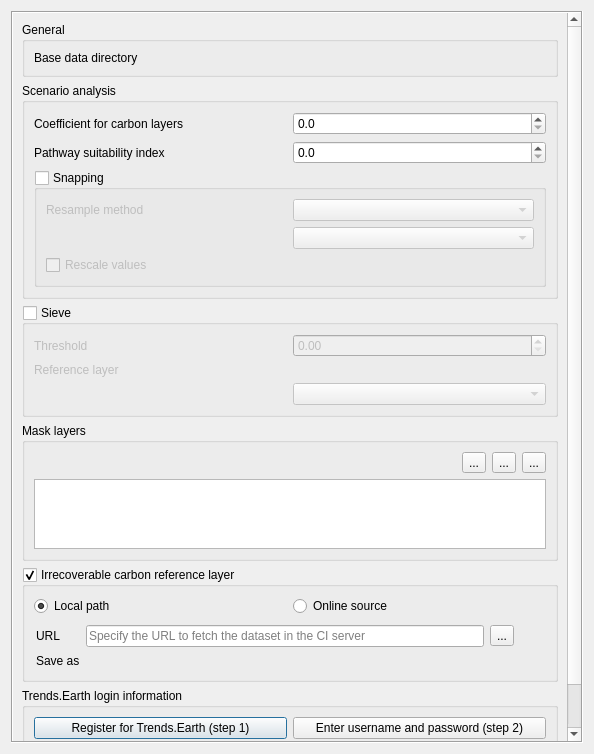
ConservationInternational/cplus-plugin, file src/cplus_plugin/ui/cplus_settings.ui: the form before one commit.
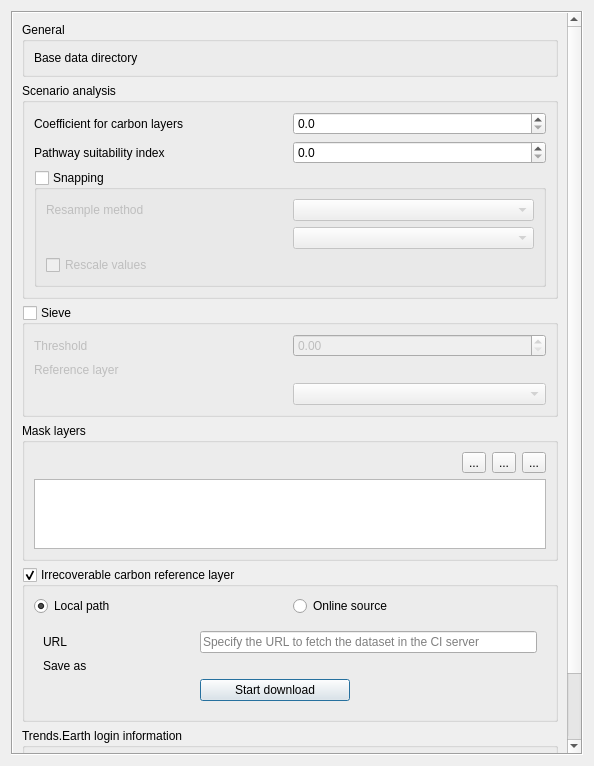
The form after the commit. Custom widgets are drawn as their Qt base class.

Commit message: Initial implementation of IrrecoverableCarbonDownloadTask.

```diff
--- a/src/cplus_plugin/ui/cplus_settings.ui
+++ b/src/cplus_plugin/ui/cplus_settings.ui
@@ -10,7 +10,7 @@
     <x>0</x>
     <y>0</y>
     <width>594</width>
-    <height>754</height>
+    <height>766</height>
    </rect>
   </property>
   <property name="minimumSize">
@@ -36,8 +36,8 @@
        <rect>
         <x>0</x>
         <y>0</y>
-        <width>572</width>
-        <height>732</height>
+        <width>555</width>
+        <height>768</height>
        </rect>
       </property>
       <layout class="QVBoxLayout" name="verticalLayout_5">
@@ -379,28 +379,6 @@
             </widget>
             <widget class="QWidget" name="pg_online_source">
              <layout class="QGridLayout" name="gridLayout_5">
-              <property name="leftMargin">
-               <number>2</number>
-              </property>
-              <property name="topMargin">
-               <number>2</number>
-              </property>
-              <property name="rightMargin">
-               <number>2</number>
-              </property>
-              <property name="bottomMargin">
-               <number>2</number>
-              </property>
-              <item row="1" column="0">
-               <widget class="QLabel" name="label_2">
-                <property name="text">
-                 <string>Save as</string>
-                </property>
-               </widget>
-              </item>
-              <item row="1" column="1" colspan="3">
-               <widget class="QgsFileWidget" name="fw_save_online_file"/>
-              </item>
               <item row="0" column="0">
                <widget class="QLabel" name="label">
                 <property name="text">
@@ -408,38 +386,7 @@
                 </property>
                </widget>
               </item>
-              <item row="0" column="3">
-               <widget class="QLabel" name="lbl_url_tip">
-                <property name="sizePolicy">
-                 <sizepolicy hsizetype="Fixed" vsizetype="Fixed">
-                  <horstretch>0</horstretch>
-                  <verstretch>0</verstretch>
-                 </sizepolicy>
-                </property>
-                <property name="minimumSize">
-                 <size>
-                  <width>24</width>
-                  <height>24</height>
-                 </size>
-                </property>
-                <property name="maximumSize">
-                 <size>
-                  <width>24</width>
-                  <height>24</height>
-                 </size>
-                </property>
-                <property name="toolTip">
-                 <string/>
-                </property>
-                <property name="frameShape">
-                 <enum>QFrame::NoFrame</enum>
-                </property>
-                <property name="text">
-                 <string/>
-                </property>
-               </widget>
-              </item>
-              <item row="0" column="1">
+              <item row="0" column="1" colspan="3">
                <widget class="QLineEdit" name="txt_ic_url">
                 <property name="toolTip">
                  <string>Do not include the bbox PARAM, it will be automatically appended based on the current scenario extent</string>
@@ -449,13 +396,55 @@
                 </property>
                </widget>
               </item>
-              <item row="0" column="2">
-               <widget class="QToolButton" name="btn_ic_download">
+              <item row="1" column="0">
+               <widget class="QLabel" name="label_2">
+                <property name="text">
+                 <string>Save as</string>
+                </property>
+               </widget>
+              </item>
+              <item row="1" column="1" colspan="3">
+               <widget class="QgsFileWidget" name="fw_save_online_file"/>
+              </item>
+              <item row="2" column="2">
+               <widget class="QLabel" name="lbl_download_status_tip">
+                <property name="minimumSize">
+                 <size>
+                  <width>16</width>
+                  <height>16</height>
+                 </size>
+                </property>
+                <property name="maximumSize">
+                 <size>
+                  <width>24</width>
+                  <height>24</height>
+                 </size>
+                </property>
+                <property name="frameShape">
+                 <enum>QFrame::NoFrame</enum>
+                </property>
+                <property name="text">
+                 <string/>
+                </property>
+               </widget>
+              </item>
+              <item row="2" column="3">
+               <widget class="QLabel" name="lbl_ic_download_status">
+                <property name="frameShape">
+                 <enum>QFrame::NoFrame</enum>
+                </property>
+                <property name="text">
+                 <string/>
+                </property>
+               </widget>
+              </item>
+              <item row="2" column="1">
+               <widget class="QPushButton" name="btn_ic_download">
                 <property name="toolTip">
                  <string>Initiate new download or refesh previous download in the background</string>
                 </property>
                 <property name="text">
-                 <string>...</string>
+                 <string>Start download</string>
                 </property>
                </widget>
               </item>
```
Left out of the diff: 2 changed lines with no effect on the pictures. The commit also changes 3 other files.
